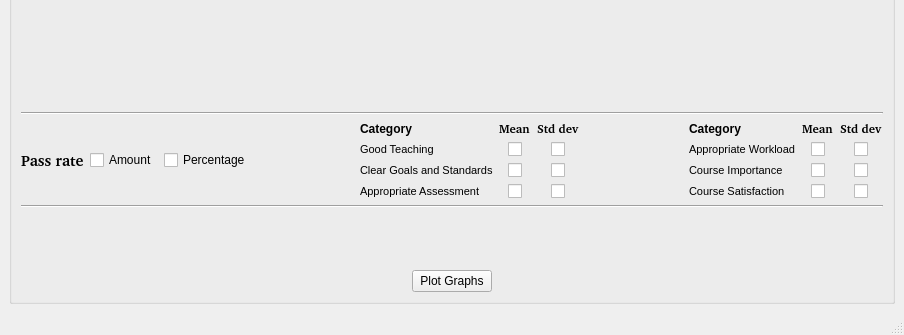
The window that CEQ_grapher.ui (SodaLTH/CEQ_scraper) describes before a commit, drawn with Qt 5; both pictures show x 0 to 904 and y 258 to 593 of the 904 by 593 pixel window.
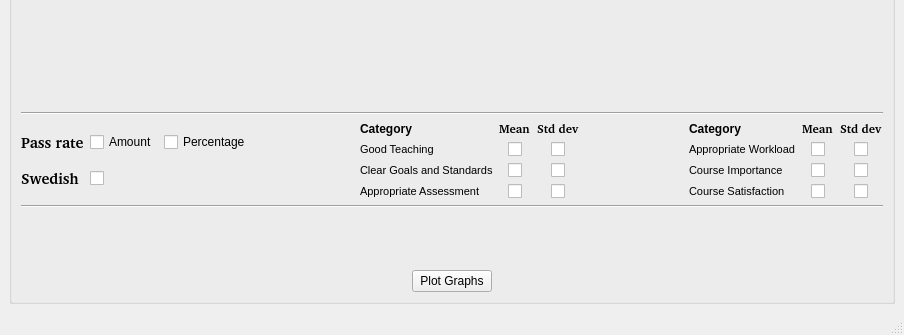
The same window after the commit.

```diff
--- a/CEQ_grapher.ui
+++ b/CEQ_grapher.ui
@@ -20,15 +20,13 @@
    <string>CEQ Grapher</string>
   </property>
   <widget class="QWidget" name="centralwidget">
-   <layout class="QHBoxLayout" name="horizontalLayout_2">
+   <layout class="QVBoxLayout" name="verticalLayout_13">
     <item>
      <widget class="QGroupBox" name="groupBox">
       <property name="title">
        <string/>
       </property>
-      <layout class="QVBoxLayout" name="verticalLayout_13">
-       <item>
-        <layout class="QVBoxLayout" name="verticalLayout_17">
+      <layout class="QVBoxLayout" name="verticalLayout_14">
          <item>
           <widget class="QWidget" name="widget_1" native="true">
            <layout class="QHBoxLayout" name="horizontalLayout_7">
@@ -613,7 +611,7 @@
            <property name="sizeHint" stdset="0">
             <size>
              <width>20</width>
-             <height>40</height>
+           <height>38</height>
             </size>
            </property>
           </spacer>
@@ -631,7 +629,7 @@
            <property name="sizeHint" stdset="0">
             <size>
              <width>20</width>
-             <height>18</height>
+           <height>15</height>
             </size>
            </property>
           </spacer>
@@ -644,8 +642,10 @@
           </widget>
          </item>
          <item>
-          <layout class="QHBoxLayout" name="horizontalLayout_11">
+        <layout class="QHBoxLayout" name="horizontalLayout_6">
            <item>
+          <layout class="QGridLayout" name="gridLayout_6">
+           <item row="0" column="0">
             <widget class="QLabel" name="label_17">
              <property name="font">
               <font>
@@ -660,20 +660,44 @@
              </property>
             </widget>
            </item>
-           <item>
+           <item row="0" column="1">
             <widget class="QCheckBox" name="amountBox">
              <property name="text">
               <string>Amount</string>
              </property>
             </widget>
            </item>
-           <item>
+           <item row="0" column="2">
             <widget class="QCheckBox" name="percentageBox">
              <property name="text">
               <string>Percentage</string>
              </property>
             </widget>
            </item>
+           <item row="1" column="1">
+            <widget class="QCheckBox" name="lanBox">
+             <property name="text">
+              <string/>
+             </property>
+            </widget>
+           </item>
+           <item row="1" column="0">
+            <widget class="QLabel" name="label_13">
+             <property name="font">
+              <font>
+               <family>Bitstream Charter</family>
+               <pointsize>11</pointsize>
+               <weight>75</weight>
+               <bold>true</bold>
+              </font>
+             </property>
+             <property name="text">
+              <string>Swedish</string>
+             </property>
+            </widget>
+           </item>
+          </layout>
+         </item>
            <item>
             <spacer name="horizontalSpacer_27">
              <property name="orientation">
@@ -963,7 +987,7 @@
            <property name="sizeHint" stdset="0">
             <size>
              <width>20</width>
-             <height>40</height>
+           <height>38</height>
             </size>
            </property>
           </spacer>
@@ -1005,8 +1029,6 @@
               </size>
              </property>
             </spacer>
-           </item>
-          </layout>
          </item>
         </layout>
        </item>
```
Lines whose indentation alone changed are shown as unchanged.
